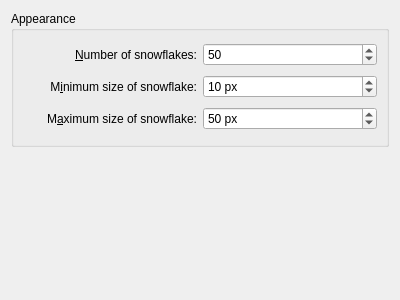
KDE/kwin, file effects/snow_config.ui: the form before one commit.
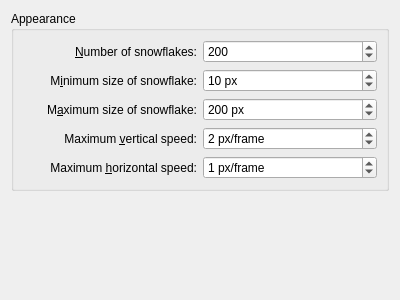
The form after the commit. Custom widgets are drawn as their Qt base class.

Commit message: Added improvements to the snow effect. Patch by Torgny Johansson.

```diff
--- a/effects/snow_config.ui
+++ b/effects/snow_config.ui
@@ -35,7 +35,7 @@
          <number>1000</number>
         </property>
         <property name="value" >
-         <number>50</number>
+         <number>200</number>
         </property>
        </widget>
       </item>
@@ -87,10 +87,70 @@
          <number>1000</number>
         </property>
         <property name="value" >
-         <number>50</number>
+         <number>200</number>
         </property>
        </widget>
       </item>
+      
+      
+      <item row="3" column="0" >
+          <widget class="QLabel" name="label_4" >
+              <property name="text" >
+                  <string>Maximum &amp;vertical speed:</string>
+              </property>
+              <property name="alignment" >
+                  <set>Qt::AlignRight|Qt::AlignTrailing|Qt::AlignVCenter</set>
+              </property>
+              <property name="buddy" >
+                  <cstring>maxVSpeed</cstring>
+              </property>
+          </widget>
+      </item>
+      <item row="3" column="1" >
+          <widget class="QSpinBox" name="maxVSpeed" >
+              <property name="suffix" >
+                  <string> px/frame</string>
+              </property>
+              <property name="maximum" >
+                  <number>30</number>
+              </property>
+              <property name="minimum" >
+                  <number>1</number>
+              </property>
+              <property name="value" >
+                  <number>2</number>
+              </property>
+          </widget>
+      </item>
+      <item row="4" column="0" >
+          <widget class="QLabel" name="label_5" >
+              <property name="text" >
+                  <string>Maximum &amp;horizontal speed:</string>
+              </property>
+              <property name="alignment" >
+                  <set>Qt::AlignRight|Qt::AlignTrailing|Qt::AlignVCenter</set>
+              </property>
+              <property name="buddy" >
+                  <cstring>maxHSpeed</cstring>
+              </property>
+          </widget>
+      </item>
+      <item row="4" column="1" >
+          <widget class="QSpinBox" name="maxHSpeed" >
+              <property name="suffix" >
+                  <string> px/frame</string>
+              </property>
+              <property name="maximum" >
+                  <number>30</number>
+              </property>
+              <property name="minimum" >
+                  <number>0</number>
+              </property>
+              <property name="value" >
+                  <number>1</number>
+              </property>
+          </widget>
+      </item>
      </layout>
     </widget>
    </item>
```
The commit also changes 3 other files.
